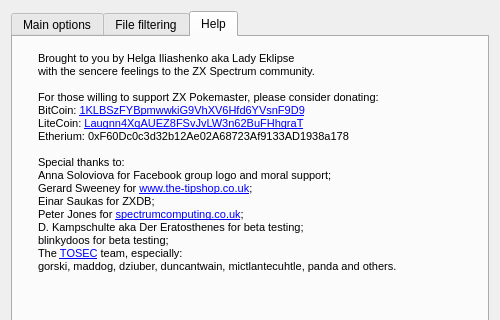
Old version of the form ui/SorterLauncher.ui in the repository ladyeklipse/ZX-Pokemaster; both pictures show x 0 to 500 and y 0 to 320 of the 500 by 550 pixel window.
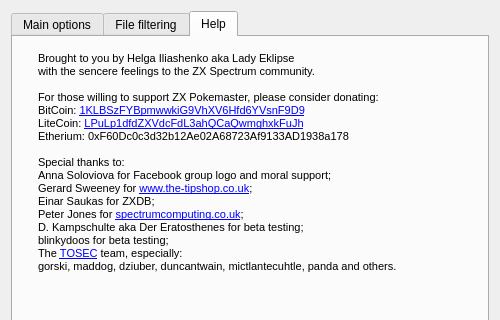
New version of the form. The open tabs and pages were chosen to show the change. Icons and pictures are not drawn.

What changed in the file:
```diff
--- a/ui/SorterLauncher.ui
+++ b/ui/SorterLauncher.ui
@@ -546,7 +546,7 @@
 &lt;p style=&quot;-qt-paragraph-type:empty; margin-top:0px; margin-bottom:0px; margin-left:0px; margin-right:0px; -qt-block-indent:0; text-indent:0px; font-size:8pt;&quot;&gt;&lt;br /&gt;&lt;/p&gt;
 &lt;p style=&quot; margin-top:0px; margin-bottom:0px; margin-left:0px; margin-right:0px; -qt-block-indent:0; text-indent:0px;&quot;&gt;&lt;span style=&quot; font-size:8pt;&quot;&gt;For those willing to support ZX Pokemaster, please consider donating:&lt;/span&gt;&lt;/p&gt;
 &lt;p style=&quot; margin-top:0px; margin-bottom:0px; margin-left:0px; margin-right:0px; -qt-block-indent:0; text-indent:0px;&quot;&gt;&lt;span style=&quot; font-size:8pt;&quot;&gt;BitCoin: &lt;/span&gt;&lt;a href=&quot;bitcoin:1KLBSzFYBpmwwkiG9VhXV6Hfd6YVsnF9D9&quot;&gt;&lt;span style=&quot; font-size:8pt; text-decoration: underline; color:#0000ff;&quot;&gt;1KLBSzFYBpmwwkiG9VhXV6Hfd6YVsnF9D9&lt;/span&gt;&lt;/a&gt;&lt;/p&gt;
-&lt;p style=&quot; margin-top:0px; margin-bottom:0px; margin-left:0px; margin-right:0px; -qt-block-indent:0; text-indent:0px;&quot;&gt;&lt;span style=&quot; font-size:8pt;&quot;&gt;LiteCoin: &lt;/span&gt;&lt;a href=&quot;litecoin:Laugnn4XqAUEZ8FSvJvLW3n62BuFHhgraT&quot;&gt;&lt;span style=&quot; font-size:8pt; text-decoration: underline; color:#0000ff;&quot;&gt;Laugnn4XqAUEZ8FSvJvLW3n62BuFHhgraT&lt;/span&gt;&lt;/a&gt;&lt;/p&gt;
+&lt;p style=&quot; margin-top:0px; margin-bottom:0px; margin-left:0px; margin-right:0px; -qt-block-indent:0; text-indent:0px;&quot;&gt;&lt;span style=&quot; font-size:8pt;&quot;&gt;LiteCoin: &lt;/span&gt;&lt;a href=&quot;litecoin:LPuLp1dfdZXVdcFdL3ahQCaQwmghxkFuJh&quot;&gt;&lt;span style=&quot; font-size:8pt; text-decoration: underline; color:#0000ff;&quot;&gt;LPuLp1dfdZXVdcFdL3ahQCaQwmghxkFuJh&lt;/span&gt;&lt;/a&gt;&lt;/p&gt;
 &lt;p style=&quot; margin-top:0px; margin-bottom:0px; margin-left:0px; margin-right:0px; -qt-block-indent:0; text-indent:0px;&quot;&gt;&lt;span style=&quot; font-size:8pt;&quot;&gt;Etherium: 0xF60Dc0c3d32b12Ae02A68723Af9133AD1938a178&lt;/span&gt;&lt;/p&gt;
 &lt;p style=&quot;-qt-paragraph-type:empty; margin-top:0px; margin-bottom:0px; margin-left:0px; margin-right:0px; -qt-block-indent:0; text-indent:0px; font-size:8pt;&quot;&gt;&lt;br /&gt;&lt;/p&gt;
 &lt;p style=&quot; margin-top:0px; margin-bottom:0px; margin-left:0px; margin-right:0px; -qt-block-indent:0; text-indent:0px;&quot;&gt;&lt;span style=&quot; font-size:8pt;&quot;&gt;Special thanks to:&lt;/span&gt;&lt;/p&gt;
```
Left out of the diff: 2 changed lines with no effect on the pictures.
